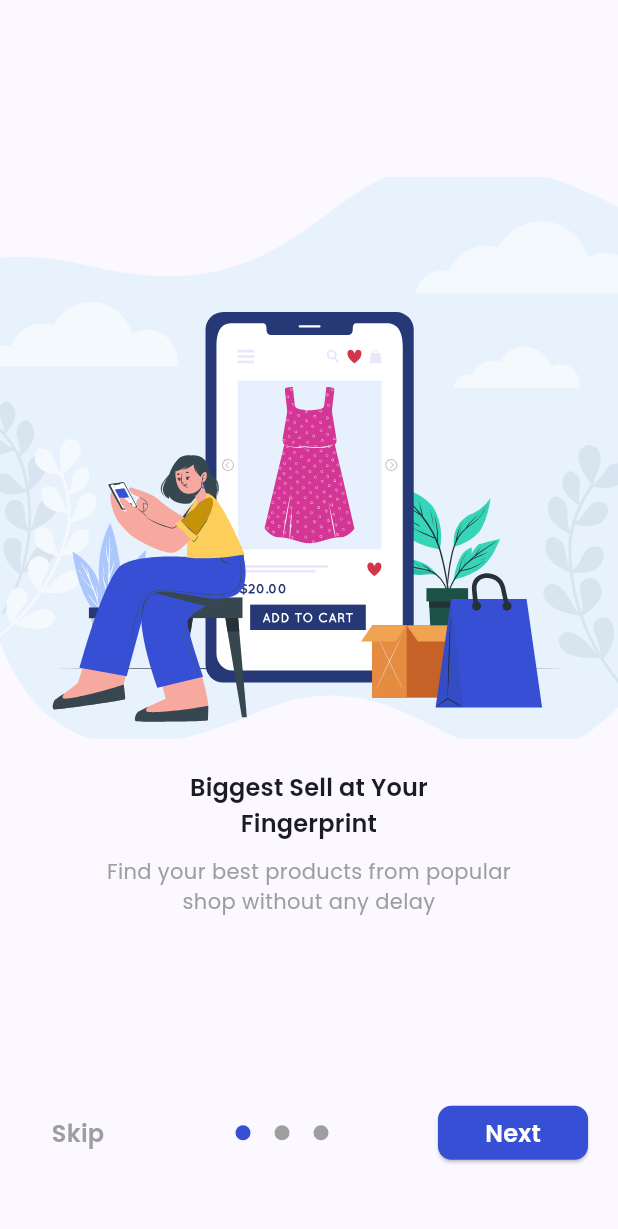
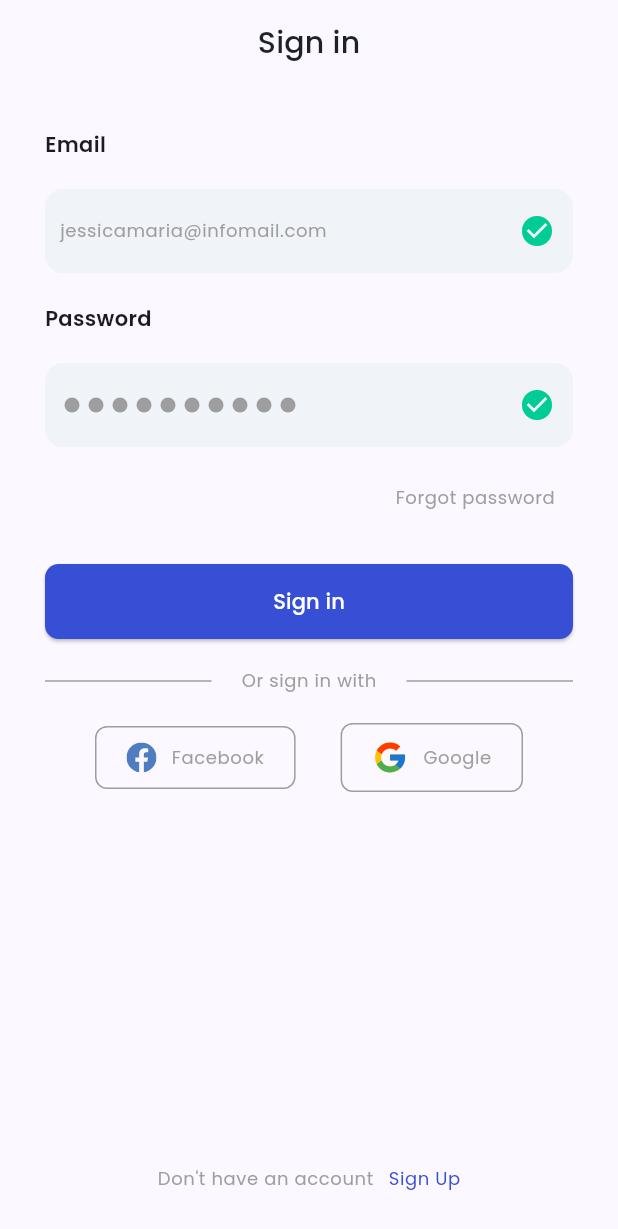
Before and after one commit to mbaka-bilal/ecommerce_dummy_app, a Flutter app: the screen it shows after launch, after a tap on "Skip", on a phone screen of 412 x 824 dp. Shown: the top 1229 px of the screen. Run offline on Flutter 3.47's test engine with Material 2 defaults, Android fonts, the phone set to English and light mode, and no system bars; our stand-ins replace flutter_svg.

Commit message:
login screen version A

```diff
--- a/lib/main.dart
+++ b/lib/main.dart
@@ -19,11 +19,21 @@ class MyApp extends StatelessWidget {
         fontFamily: "Poppins",
         textTheme: const TextTheme(
           titleMedium: TextStyle(
+            fontWeight: FontWeight.w500,
+            fontSize: 20
+          ),
+          titleLarge: TextStyle(
             fontWeight: FontWeight.w600,
           ),
+
           bodySmall: TextStyle(
             fontWeight: FontWeight.w400
+          ),
+          bodyMedium: TextStyle(
+            fontWeight: FontWeight.w600,
+            fontSize: 14
           )
+
         ),
         colorScheme: ColorScheme.fromSeed(seedColor: AppColors.blue),
         useMaterial3: true,
--- /dev/null
+++ b/lib/pages/onboarding/login/login_screen.dart
@@ -0,0 +1,221 @@
+
+import 'package:flutter/material.dart';
+import 'package:flutter_svg/flutter_svg.dart';
+
+import '../../../ui/my_form.dart';
+import '../../../ui/mybutton.dart';
+
+import '../../../utils/app_images.dart';
+import '../../../utils/appstyles.dart';
+
+class LoginScreen extends StatelessWidget {
+  const LoginScreen({Key? key}) : super(key: key);
+
+  @override
+  Widget build(BuildContext context) {
+    const double smallSpace = 10;
+    const double mediumSpace = 20;
+
+    Widget socialButtons(
+        {required Widget leadingIcon, required String socialName,required Function function}) {
+      return InkWell(
+        onTap: () => function(),
+        child: Container(
+          padding: const EdgeInsets.symmetric(vertical: 10,horizontal: 20),
+          margin: const EdgeInsets.symmetric(horizontal: 15),
+          decoration: BoxDecoration(
+            borderRadius: BorderRadius.circular(8),
+            border: Border.all(color: Colors.grey),
+          ),
+          child: Row(
+            children: [
+              leadingIcon,
+              const SizedBox(
+                width: smallSpace,
+              ),
+              Text(
+                socialName,
+                style: Theme.of(context)
+                    .textTheme
+                    .bodySmall!
+                    .copyWith(color: Colors.grey),
+              )
+            ],
+          ),
+        ),
+      );
+    }
+
+    return Scaffold(
+      appBar: AppBar(
+        title: Text(
+          "Sign in",
+          style: Theme.of(context).textTheme.titleMedium!.copyWith(
+                color: AppColors.gray,
+              ),
+        ),
+        centerTitle: true,
+      ),
+      body: LayoutBuilder(
+        builder: (context, constraints) => SingleChildScrollView(
+          child: ConstrainedBox(
+            constraints: BoxConstraints(
+              minHeight: constraints.maxHeight,
+            ),
+            child: Padding(
+              padding: const EdgeInsets.all(30),
+              child: Column(
+                crossAxisAlignment: CrossAxisAlignment.start,
+                mainAxisAlignment: MainAxisAlignment.spaceBetween,
+                mainAxisSize: MainAxisSize.max,
+                children: [
+                  Column(
+                    mainAxisSize: MainAxisSize.min,
+                    crossAxisAlignment: CrossAxisAlignment.start,
+                    children: [
+                      Text(
+                        "Email",
+                        style: Theme.of(context).textTheme.bodyMedium,
+                      ),
+                      const SizedBox(
+                        height: mediumSpace,
+                      ),
+                      MyFormField(
+                        hint: Text("jessicamaria@infomail.com",
+                            style: Theme.of(context)
+                                .textTheme
+                                .bodySmall!
+                                .copyWith(color: Colors.grey)),
+                        trailingIcon: const Icon(
+                          Icons.check_circle,
+                          color: AppColors.success,
+                        ),
+                      ),
+                      const SizedBox(
+                        height: mediumSpace,
+                      ),
+                      Text(
+                        "Password",
+                        style: Theme.of(context).textTheme.bodyMedium,
+                      ),
+                      const SizedBox(
+                        height: mediumSpace,
+                      ),
+                      MyFormField(
+                        hint: Row(
+                          children: List.generate(
+                              10,
+                                  (index) => const Padding(
+                                padding:
+                                EdgeInsets.symmetric(horizontal: 3.0),
+                                child: CircleAvatar(
+                                  backgroundColor: Colors.grey,
+                                  radius: 5,
+                                ),
+                              )),
+                        ),
+                        trailingIcon: const Icon(
+                          Icons.check_circle,
+                          color: AppColors.success,
+                        ),
+                      ),
+                      const SizedBox(
+                        height: 10,
+                      ),
+                      Row(
+                        mainAxisAlignment: MainAxisAlignment.end,
+                        children: [
+                          TextButton(
+                              onPressed: () {},
+                              child: Text(
+                                "Forgot password",
+                                style: Theme.of(context)
+                                    .textTheme
+                                    .bodySmall!
+                                    .copyWith(color: Colors.grey),
+                              ))
+                        ],
+                      ),
+                      const SizedBox(
+                        height: mediumSpace,
+                      ),
+                      MyButton(
+                        text: "Sign in",
+                        height: 50,
+                        width: double.infinity,
+                        function: () {},
+                        buttonColor: AppColors.blue,
+                      ),
+                      const SizedBox(
+                        height: mediumSpace,
+                      ),
+                      Row(
+                        children: [
+                          const Expanded(
+                            child: Divider(
+                              color: Colors.grey,
+                            ),
+                          ),
+                          Padding(
+                            padding: const EdgeInsets.symmetric(horizontal: mediumSpace),
+                            child: Text(
+                              "Or sign in with",
+                              style: Theme.of(context)
+                                  .textTheme
+                                  .bodySmall!
+                                  .copyWith(color: Colors.grey),
+                            ),
+                          ),
+                          const Expanded(
+                            child: Divider(
+                              color: Colors.grey,
+                            ),
+                          ),
+                        ],
+                      ),
+                      const SizedBox(
+                        height: mediumSpace,
+                      ),
+                      Row(
+                        mainAxisAlignment: MainAxisAlignment.center,
+                        children: [
+                          socialButtons(
+                              leadingIcon: SvgPicture.asset(AppImages.faceBook),
+                              socialName: "Facebook",
+                              function: () {}
+                          ),
+                          socialButtons(
+                              function: () {},
+                              leadingIcon: SvgPicture.asset(AppImages.google),
+                              socialName: "Google"),
+                        ],
+                      ),
+                    ],
+                  ),
+
+                  Row(
+                    mainAxisAlignment: MainAxisAlignment.center,
+                    children: [
+                      Text("Don't have an account",style: Theme.of(context).textTheme.bodySmall!.copyWith(
+                          color: Colors.grey
+                      ),),
+                      const SizedBox(
+                        width: smallSpace,
+                      ),
+                      InkWell(
+                        onTap: () {},
+                        child: Text("Sign Up",style: Theme.of(context).textTheme.bodySmall!.copyWith(
+                          color: AppColors.blue
+                        ),),
+                      )
+                    ],
+                  )
+                ],
+              ),
+            ),
+          ),
+        ),
+      ),
+    );
+  }
+}
--- a/lib/pages/onboarding/onboarding_screen.dart
+++ b/lib/pages/onboarding/onboarding_screen.dart
@@ -1,5 +1,6 @@
 import 'dart:async';
 
+import 'package:ecommerce_dummy_app/pages/onboarding/login/login_screen.dart';
 import 'package:flutter/material.dart';
 import 'package:flutter_svg/flutter_svg.dart';
 
@@ -16,6 +17,7 @@ class OnBoardingScreen extends StatefulWidget {
 }
 
 class _OnBoardingScreenState extends State<OnBoardingScreen> {
+  late Timer? timer;
   int index = 0;
   PageController pageController = PageController();
   final headerTexts = <String>[
@@ -30,24 +32,40 @@ class _OnBoardingScreenState extends State<OnBoardingScreen> {
   ];
 
   @override
-  Widget build(BuildContext context) {
-    Timer.periodic(const Duration(seconds: 5), (timer) {
-      setState(() {
-        index = pageController.page!.round() + 1;
-      });
+  void initState() {
+    super.initState();
+    timer = Timer.periodic(const Duration(seconds: 5), (timer) {
+      if (mounted) {
+        setState(() {
+          if (pageController.page!.round() + 1 > 2) {
+            index = 0;
+          } else {
+            index = pageController.page!.round() + 1;
+          }
+        });
+      }
 
       if (index > 2) {
-        setState(() {
-          index = 0;
-        });
-        pageController.animateToPage(index,
+        pageController.animateToPage(0,
             duration: const Duration(seconds: 1), curve: Curves.easeIn);
       } else {
         pageController.animateToPage(index,
             duration: const Duration(seconds: 1), curve: Curves.easeIn);
       }
     });
+  }
 
+  @override
+  void dispose() {
+    if (timer != null){
+      timer!.cancel();
+    }
+    pageController.dispose();
+    super.dispose();
+  }
+
+  @override
+  Widget build(BuildContext context) {
     return Scaffold(
       body: Column(
         mainAxisAlignment: MainAxisAlignment.spaceBetween,
@@ -73,7 +91,13 @@ class _OnBoardingScreenState extends State<OnBoardingScreen> {
                 mainAxisAlignment: MainAxisAlignment.spaceBetween,
                 children: [
                   TextButton(
-                      onPressed: () {},
+                      onPressed: () {
+                        // timer ?? timer!.cancel();
+                        Navigator.of(context).pushAndRemoveUntil(
+                            MaterialPageRoute(
+                                builder: (context) => const LoginScreen()),
+                            (route) => false);
+                      },
                       child: Text(
                         "Skip",
                         style: Theme.of(context)
@@ -101,8 +125,6 @@ class _OnBoardingScreenState extends State<OnBoardingScreen> {
     );
   }
 }
-
-
 
 class PageContent extends StatelessWidget {
   const PageContent({
--- a/lib/pages/onboarding/splash_screen.dart
+++ b/lib/pages/onboarding/splash_screen.dart
@@ -10,9 +10,11 @@ class SplashScreen extends StatelessWidget {
 
   @override
   Widget build(BuildContext context) {
+    final nav = Navigator.of(context);
+
     Future.delayed(
         const Duration(seconds: 5),
-        () => Navigator.of(context).pushAndRemoveUntil(
+        () => nav.pushAndRemoveUntil(
             MaterialPageRoute(builder: (context) => const OnBoardingScreen()),
             (route) => false));
 
--- /dev/null
+++ b/lib/ui/my_form.dart
@@ -0,0 +1,73 @@
+import 'package:flutter/material.dart';
+
+import '../utils/appstyles.dart';
+
+class MyFormField extends StatefulWidget {
+  const MyFormField({Key? key, required this.hint, this.trailingIcon})
+      : super(key: key);
+
+  final Widget hint;
+  final Widget? trailingIcon;
+
+  @override
+  State<MyFormField> createState() => _MyFormFieldState();
+}
+
+class _MyFormFieldState extends State<MyFormField> {
+  FocusNode focusNode = FocusNode();
+  bool showHint = true;
+  final TextEditingController textController = TextEditingController();
+
+  @override
+  void initState() {
+    super.initState();
+
+    focusNode.addListener(() {
+      if (focusNode.hasFocus) {
+        setState(() {
+          showHint = false;
+        });
+      } else {
+        if (textController.text.trim().isEmpty) {
+          showHint = true;
+        }
+      }
+    });
+  }
+
+  @override
+  Widget build(BuildContext context) {
+    return Stack(
+      children: [
+        TextFormField(
+          focusNode: focusNode,
+          controller: textController,
+          decoration: InputDecoration(
+              fillColor: AppColors.gray07,
+              filled: true,
+              suffixIcon: IconButton(
+                onPressed: () {},
+                icon: widget.trailingIcon!,
+              ),
+              border: OutlineInputBorder(
+                  borderSide: BorderSide.none,
+                  borderRadius: BorderRadius.circular(12))),
+        ),
+        Positioned.fill(
+          child: Visibility(
+            visible: showHint,
+            child: GestureDetector(
+              behavior: HitTestBehavior.translucent,
+              child: Align(
+                  alignment: Alignment.centerLeft,
+                  child: Padding(
+                    padding: const EdgeInsets.only(left: 10.0),
+                    child: widget.hint,
+                  )),
+            ),
+          ),
+        ),
+      ],
+    );
+  }
+}
--- a/lib/utils/app_images.dart
+++ b/lib/utils/app_images.dart
@@ -7,5 +7,6 @@ class AppImages {
   static const firstOnBoardingImage = "${basePath}onboarding_one.svg";
   static const secondOnBoardingImage = "${basePath}onboarding_two.svg";
   static const thirdOnBoardingImage = "${basePath}onboarding_two.svg";
-
+  static const faceBook = "${basePath}facebook.svg";
+  static const google = "${basePath}google.svg";
 }
--- a/lib/utils/appstyles.dart
+++ b/lib/utils/appstyles.dart
@@ -2,4 +2,7 @@ import 'package:flutter/material.dart';
 
 class AppColors {
   static const blue = Color(0xFF364FD4);
+  static const gray = Color(0xFF1E2126);
+  static const gray07 = Color(0xFFF0F3F8);
+  static const success = Color(0xFF00CC96);
 }
--- a/pubspec.yaml
+++ b/pubspec.yaml
@@ -83,6 +83,8 @@ flutter:
           weight: 600
         - asset: assets/fonts/Poppins-Regular.ttf
           weight: 400
+        - asset: assets/fonts/Poppins-Medium.ttf
+          weight: 500
   # fonts:
   #   - family: Schyler
   #     fonts:
```
Also changed, not shown: assets/fonts/Poppins-Medium.ttf (added), assets/images/facebook.svg (added), assets/images/google.svg (added).
